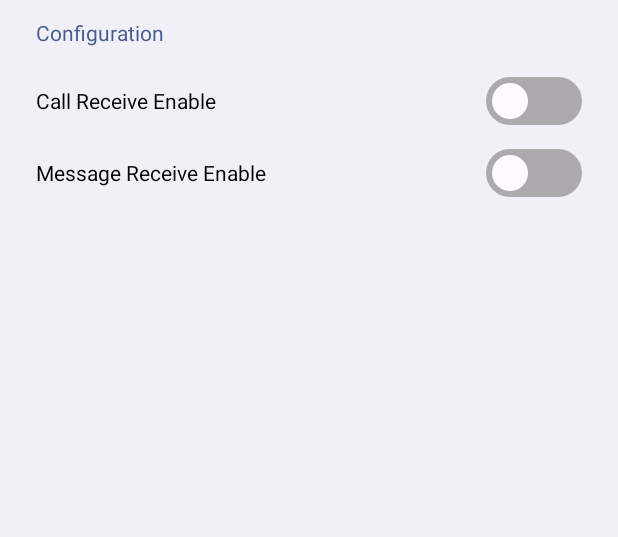
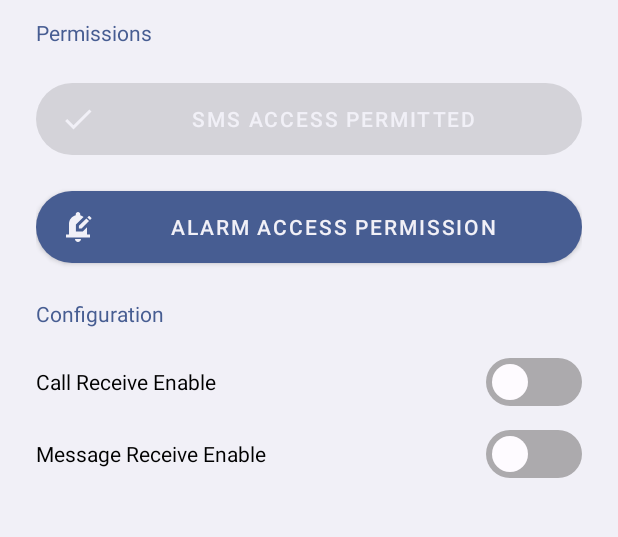
Before and after one commit to choiman1559/NotiSender-TelephonyPlugin, an Android app: the screen it shows after launch (SettingActivity), on a phone screen of 412 x 824 dp, the part 84-621 px from its top. Run offline under Robolectric (Android 15) with nearby library versions, the phone set to English and light mode, and no system bars; libraries missing offline, so code that uses them is left out: com.noti.plugin; 7 statements that could not run were skipped.

Commit message:
Fixed various bugs

```diff
--- a/app/build.gradle
+++ b/app/build.gradle
@@ -10,8 +10,8 @@ android {
         applicationId "com.noti.plugin.telephony"
         minSdk 21
         targetSdk 33
-        versionCode 1010001
-        versionName "1.0.1"
+        versionCode 1010002
+        versionName "1.0.2"
 
         testInstrumentationRunner "androidx.test.runner.AndroidJUnitRunner"
     }
--- a/app/src/main/java/com/noti/plugin/telephony/Application.java
+++ b/app/src/main/java/com/noti/plugin/telephony/Application.java
@@ -6,7 +6,12 @@ import android.content.SharedPreferences;
 import android.content.pm.PackageManager;
 import android.os.Build;
 
+import androidx.core.app.NotificationManagerCompat;
+
 import com.noti.plugin.Plugin;
+import com.noti.plugin.process.PluginAction;
+
+import java.util.Set;
 
 public class Application extends android.app.Application {
     @Override
@@ -20,17 +25,20 @@ public class Application extends android.app.Application {
 
         plugin.setPluginDescription("Plugin for Receive call & message information");
         plugin.setAppPackageName(context.getPackageName());
-        plugin.setPluginReady(checkTelephonyPermission(context));
         plugin.setSettingClass(SettingActivity.class);
         plugin.setPluginTitle("Telephony Plugin");
         plugin.setRequireSensitiveAPI(false);
+
+        checkPermission(context);
+    }
+
+    public static void checkPermission(Context context) {
+        Plugin.getInstance().setPluginReady(checkTelephonyPermission(context) && checkNotificationPermission(context));
     }
 
     public static boolean checkTelephonyPermission(Context context) {
-        if (Build.VERSION.SDK_INT < Build.VERSION_CODES.M) {
-            return true;
-        }
-
+        boolean isPermissionGranted = true;
+        if (Build.VERSION.SDK_INT >= Build.VERSION_CODES.M) {
             String[] permissions = new String[]{
                     Manifest.permission.SEND_SMS,
                     Manifest.permission.READ_SMS,
@@ -41,11 +49,23 @@ public class Application extends android.app.Application {
 
             for(String permission : permissions) {
                 if (context.checkSelfPermission(permission) != PackageManager.PERMISSION_GRANTED) {
-                return false;
+                    isPermissionGranted = false;
+                }
             }
         }
 
-        return true;
+        return isPermissionGranted;
+    }
+
+    public static boolean checkNotificationPermission(Context context) {
+        boolean isPermissionGranted = true;
+
+        Set<String> sets = NotificationManagerCompat.getEnabledListenerPackages(context);
+        if (!sets.contains(context.getPackageName())) {
+            isPermissionGranted = false;
+        }
+
+        return isPermissionGranted;
     }
 
     public static SharedPreferences getSharedPreferences(Context context) {
--- a/app/src/main/java/com/noti/plugin/telephony/SettingActivity.java
+++ b/app/src/main/java/com/noti/plugin/telephony/SettingActivity.java
@@ -1,18 +1,24 @@
 package com.noti.plugin.telephony;
 
 import android.Manifest;
+import android.content.Intent;
 import android.content.SharedPreferences;
 import android.os.Bundle;
 
 import androidx.activity.result.ActivityResultLauncher;
 import androidx.activity.result.contract.ActivityResultContracts;
 import androidx.appcompat.app.AppCompatActivity;
+import androidx.appcompat.content.res.AppCompatResources;
 
 import com.google.android.material.appbar.MaterialToolbar;
+import com.google.android.material.button.MaterialButton;
 import com.google.android.material.dialog.MaterialAlertDialogBuilder;
 import com.google.android.material.switchmaterial.SwitchMaterial;
 
 public class SettingActivity extends AppCompatActivity {
+
+    MaterialButton Permit_Sms;
+    MaterialButton Permit_Alarm;
 
     ActivityResultLauncher<String[]> startPermissionPermit = registerForActivityResult(new ActivityResultContracts.RequestMultiplePermissions(), result -> {
         for(Boolean isGranted : result.values()) {
@@ -25,7 +31,18 @@ public class SettingActivity extends AppCompatActivity {
                         .setPositiveButton("Close", (dialog, which) -> this.finish())
                         .create()
                         .show();
+                return;
             }
+        }
+
+        setButtonCompleted(Permit_Sms, "Sms Access Permitted");
+        Application.checkPermission(SettingActivity.this);
+    });
+
+    ActivityResultLauncher<Intent> startAlarmAccessPermit = registerForActivityResult(new ActivityResultContracts.StartActivityForResult(), result -> {
+        if(Application.checkNotificationPermission(this)) {
+            Application.checkPermission(SettingActivity.this);
+            setButtonCompleted(Permit_Alarm, "Alarm Access Permitted");
         }
     });
 
@@ -33,9 +50,14 @@ public class SettingActivity extends AppCompatActivity {
     protected void onCreate(Bundle savedInstanceState) {
         super.onCreate(savedInstanceState);
         setContentView(R.layout.activity_settings);
+
+        Application.checkPermission(this);
         SharedPreferences prefs = Application.getSharedPreferences(this);
 
-        if(!Application.checkTelephonyPermission(this)) {
+        Permit_Sms = findViewById(R.id.Permit_Sms);
+        Permit_Alarm = findViewById(R.id.Permit_Alarm);
+
+        Permit_Sms.setOnClickListener(v -> {
             String[] permissions = new String[]{
                     android.Manifest.permission.SEND_SMS,
                     android.Manifest.permission.READ_SMS,
@@ -45,6 +67,16 @@ public class SettingActivity extends AppCompatActivity {
             };
 
             startPermissionPermit.launch(permissions);
+        });
+
+        Permit_Alarm.setOnClickListener(v -> startAlarmAccessPermit.launch(new Intent("android.settings.ACTION_NOTIFICATION_LISTENER_SETTINGS")));
+
+        if(Application.checkTelephonyPermission(this)) {
+            setButtonCompleted(Permit_Sms, "Sms Access Permitted");
+        }
+
+        if(Application.checkNotificationPermission(this)) {
+            setButtonCompleted(Permit_Alarm, "Alarm Access Permitted");
         }
 
         SwitchMaterial callReceiveEnabled = findViewById(R.id.callReceiveEnabled);
@@ -68,4 +100,10 @@ public class SettingActivity extends AppCompatActivity {
         MaterialToolbar toolbar = findViewById(R.id.toolbar);
         toolbar.setNavigationOnClickListener((v) -> this.finish());
     }
+
+    void setButtonCompleted(MaterialButton button, String message) {
+        button.setEnabled(false);
+        button.setText(message);
+        button.setIcon(AppCompatResources.getDrawable(SettingActivity.this, R.drawable.baseline_check_24));
+    }
 }
--- /dev/null
+++ b/app/src/main/res/drawable/baseline_check_24.xml
@@ -0,0 +1,5 @@
+<vector android:height="24dp" android:tint="#000000"
+    android:viewportHeight="24" android:viewportWidth="24"
+    android:width="24dp" xmlns:android="http://schemas.android.com/apk/res/android">
+    <path android:fillColor="@android:color/white" android:pathData="M9,16.17L4.83,12l-1.42,1.41L9,19 21,7l-1.41,-1.41z"/>
+</vector>
--- /dev/null
+++ b/app/src/main/res/drawable/baseline_edit_notifications_24.xml
@@ -0,0 +1,5 @@
+<vector android:height="24dp" android:tint="#000000"
+    android:viewportHeight="24" android:viewportWidth="24"
+    android:width="24dp" xmlns:android="http://schemas.android.com/apk/res/android">
+    <path android:fillColor="@android:color/white" android:pathData="M17.58,6.25l1.77,1.77L14.37,13H12.6v-1.77L17.58,6.25zM20.85,5.81l-1.06,-1.06c-0.2,-0.2 -0.51,-0.2 -0.71,0l-0.85,0.85l1.77,1.77l0.85,-0.85C21.05,6.32 21.05,6 20.85,5.81zM18,12.2V17h2v2H4v-2h2v-7c0,-2.79 1.91,-5.14 4.5,-5.8V3.5C10.5,2.67 11.17,2 12,2s1.5,0.67 1.5,1.5v0.7c0.82,0.21 1.57,0.59 2.21,1.09L10.6,10.4V15h4.6L18,12.2zM10,20h4c0,1.1 -0.9,2 -2,2S10,21.1 10,20z"/>
+</vector>
--- /dev/null
+++ b/app/src/main/res/drawable/baseline_message_24.xml
@@ -0,0 +1,5 @@
+<vector android:autoMirrored="true" android:height="24dp"
+    android:tint="#000000" android:viewportHeight="24"
+    android:viewportWidth="24" android:width="24dp" xmlns:android="http://schemas.android.com/apk/res/android">
+    <path android:fillColor="@android:color/white" android:pathData="M20,2L4,2c-1.1,0 -1.99,0.9 -1.99,2L2,22l4,-4h14c1.1,0 2,-0.9 2,-2L22,4c0,-1.1 -0.9,-2 -2,-2zM18,14L6,14v-2h12v2zM18,11L6,11L6,9h12v2zM18,8L6,8L6,6h12v2z"/>
+</vector>
--- /dev/null
+++ b/app/src/main/res/drawable/round_corner.xml
@@ -0,0 +1,6 @@
+<?xml version="1.0" encoding="UTF-8"?>
+<shape xmlns:android="http://schemas.android.com/apk/res/android">
+    <solid android:color="@color/ui_bg"/>
+    <corners android:radius="30dp"/>
+    <padding android:left="0dp" android:top="0dp" android:right="0dp" android:bottom="0dp" />
+</shape>
--- a/app/src/main/res/layout/activity_settings.xml
+++ b/app/src/main/res/layout/activity_settings.xml
@@ -45,6 +45,40 @@
                     android:layout_height="wrap_content"
                     android:layout_gravity="start"
                     android:layout_marginVertical="12dp"
+                    android:text="Permissions"
+                    android:textColor="@color/ui_accent" />
+
+                <com.google.android.material.button.MaterialButton
+                    android:id="@+id/Permit_Sms"
+                    android:layout_width="match_parent"
+                    android:layout_height="wrap_content"
+                    android:text="Sms Access Permission"
+                    android:gravity="center"
+                    android:layout_gravity="center"
+                    android:layout_marginVertical="12dp"
+                    android:textColor="@color/ui_bg"
+                    app:iconTint="@color/ui_bg"
+                    app:icon="@drawable/baseline_message_24"
+                    android:background="@drawable/round_corner"/>
+
+                <com.google.android.material.button.MaterialButton
+                    android:id="@+id/Permit_Alarm"
+                    android:layout_width="match_parent"
+                    android:layout_height="wrap_content"
+                    android:text="Alarm Access Permission"
+                    android:gravity="center"
+                    android:layout_gravity="center"
+                    android:layout_marginVertical="12dp"
+                    android:textColor="@color/ui_bg"
+                    app:iconTint="@color/ui_bg"
+                    app:icon="@drawable/baseline_edit_notifications_24"
+                    android:background="@drawable/round_corner"/>
+
+                <TextView
+                    android:layout_width="wrap_content"
+                    android:layout_height="wrap_content"
+                    android:layout_gravity="start"
+                    android:layout_marginVertical="12dp"
                     android:text="Configuration"
                     android:textColor="@color/ui_accent" />
 
--- a/gradle.properties
+++ b/gradle.properties
@@ -19,3 +19,4 @@ android.useAndroidX=true
 # resources declared in the library itself and none from the library's dependencies,
 # thereby reducing the size of the R class for that library
 android.nonTransitiveRClass=true
+android.testOnly=false
```
Also changed, not shown: app/src/main/AndroidManifest.xml (+13 -4 lines), app/src/main/java/com/noti/plugin/telephony/NotiListenerService.java (added, +29 -0 lines), app/src/main/java/com/noti/plugin/telephony/TelecomReceiver.java (+4 -19 lines), 1 other file. Lines whose indentation alone changed are shown as unchanged.
